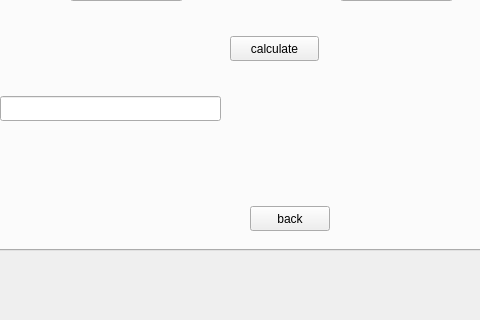
Old version of the form src/geek-calculator/mainwindow.ui in the repository Jelena-Zivovic/RS014-geek-calculator; both pictures show x 102 to 582 and y 280 to 600 of the 800 by 600 pixel window.
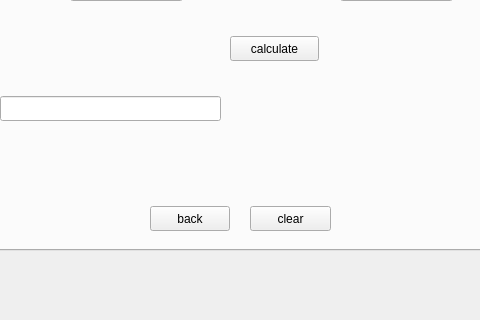
New version of the form.

Commit message: added clear button on integral page

```diff
--- a/src/geek-calculator/mainwindow.ui
+++ b/src/geek-calculator/mainwindow.ui
@@ -636,7 +636,7 @@
        <widget class="QPushButton" name="goBackToMainPage2">
         <property name="geometry">
          <rect>
-          <x>330</x>
+          <x>230</x>
           <y>450</y>
           <width>80</width>
           <height>25</height>
@@ -692,6 +692,19 @@
          </rect>
         </property>
        </widget>
+       <widget class="QPushButton" name="clearIntegralTabButton">
+        <property name="geometry">
+         <rect>
+          <x>330</x>
+          <y>450</y>
+          <width>81</width>
+          <height>25</height>
+         </rect>
+        </property>
+        <property name="text">
+         <string>clear</string>
+        </property>
+       </widget>
       </widget>
       <widget class="QWidget" name="tab_2">
        <attribute name="title">
```
The commit also changes 2 other files.
